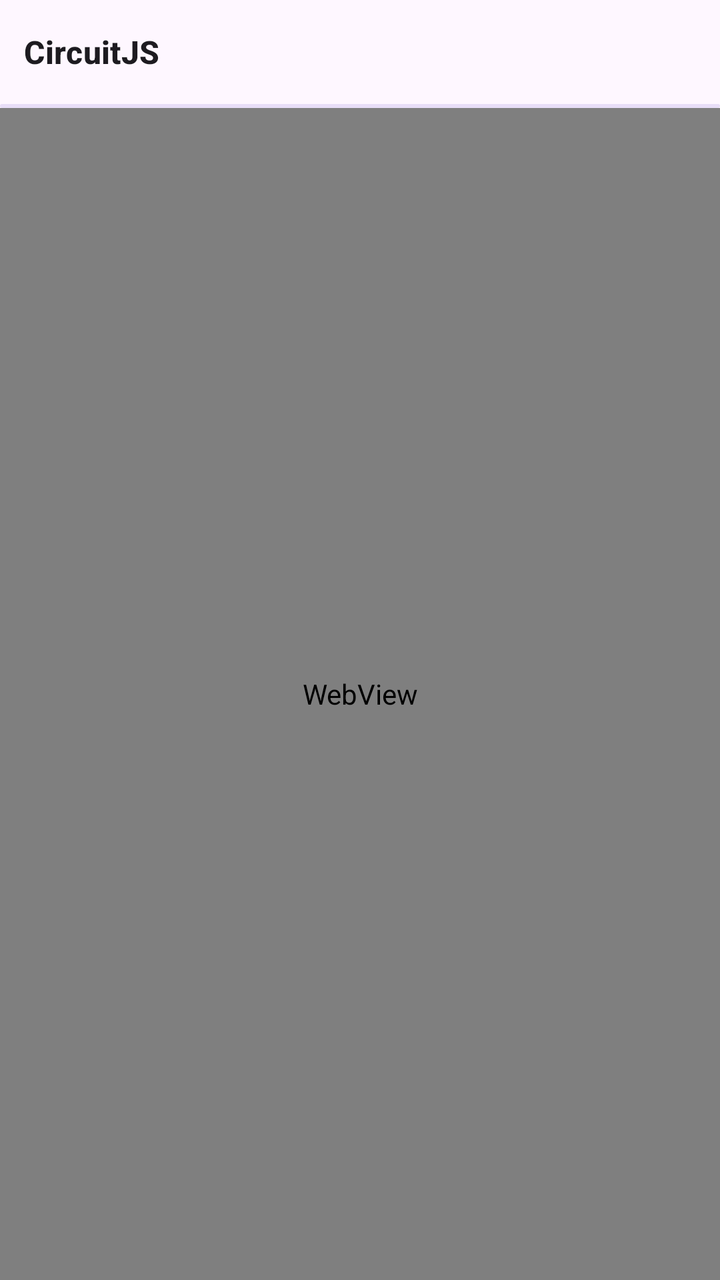
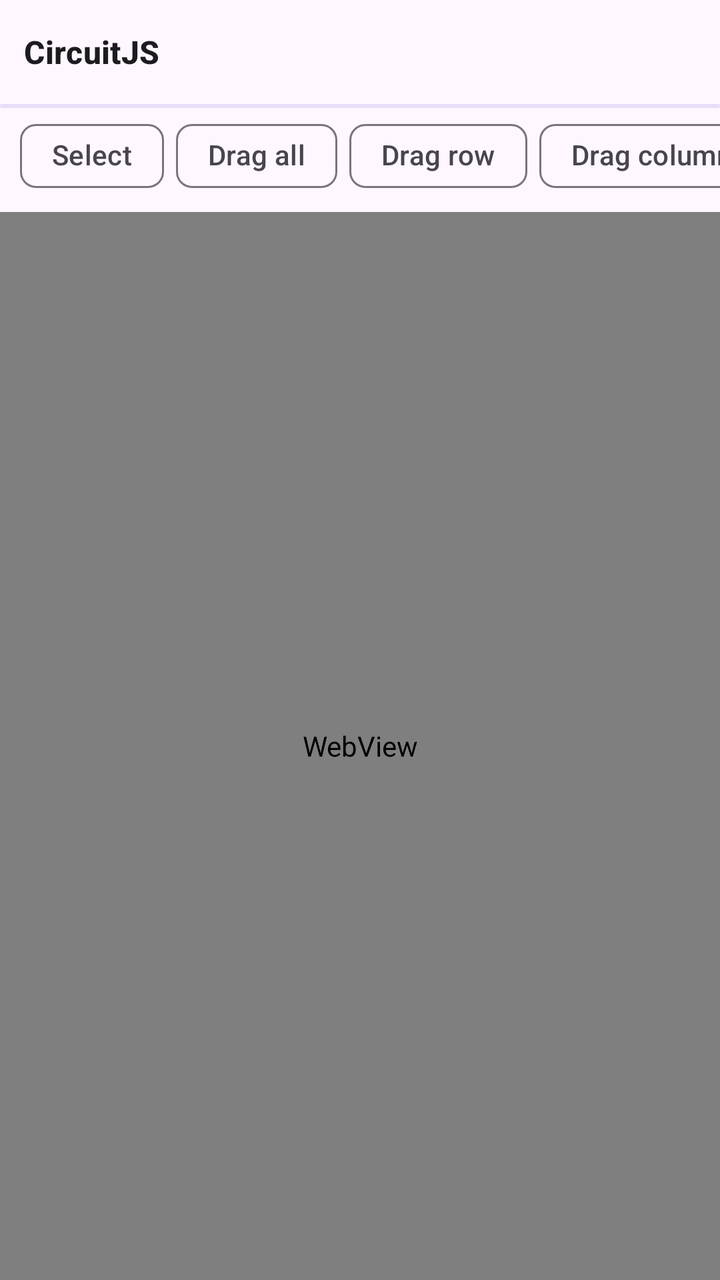

The first picture is an Android layout as it rendered before a commit; the second is the same layout after the commit. The layout source and the unified diff follow.
<!-- AndroidManifest.xml: application theme Theme.CircuitJS -->
<!-- res/layout/activity_main.xml -->
<?xml version="1.0" encoding="utf-8"?>
<LinearLayout xmlns:android="http://schemas.android.com/apk/res/android"
    xmlns:app="http://schemas.android.com/apk/res-auto"
    android:id="@+id/root"
    android:layout_width="match_parent"
    android:layout_height="match_parent"
    android:background="?attr/colorSurface"
    android:orientation="vertical">

    <com.google.android.material.appbar.MaterialToolbar
        android:id="@+id/toolbar"
        android:layout_width="match_parent"
        android:layout_height="52dp"
        app:title="@string/app_name" />

    <com.google.android.material.progressindicator.LinearProgressIndicator
        android:id="@+id/progress"
        android:layout_width="match_parent"
        android:layout_height="wrap_content"
        android:indeterminate="true"
        app:trackThickness="2dp" />

    <WebView
        android:id="@+id/webView"
        android:layout_width="match_parent"
        android:layout_height="0dp"
        android:layout_weight="1" />
</LinearLayout>
<!-- resources referenced by this layout -->
<resources>
  <string name="app_name">CircuitJS</string>
  <style name="Theme.CircuitJS" parent="Theme.Material3.DayNight.NoActionBar">
          <item name="colorPrimary">@color/brand</item>
          <item name="android:windowBackground">?attr/colorSurface</item>
          <item name="android:statusBarColor">@android:color/transparent</item>
          <item name="android:navigationBarColor">@android:color/transparent</item>
          <item name="toolbarStyle">@style/Widget.CircuitJS.Toolbar</item>
          <item name="shapeAppearanceMediumComponent">@style/ShapeAppearance.CircuitJS.Medium</item>
      </style>
  <color name="brand">#0E7490</color>
  <style name="Widget.CircuitJS.Toolbar" parent="Widget.Material3.Toolbar">
          <item name="android:background">?attr/colorSurface</item>
          <item name="titleTextAppearance">@style/TextAppearance.CircuitJS.Title</item>
          <item name="titleMarginStart">4dp</item>
          <item name="contentInsetStart">12dp</item>
          <item name="android:elevation">0dp</item>
      </style>
  <style name="ShapeAppearance.CircuitJS.Medium" parent="ShapeAppearance.Material3.MediumComponent">
          <item name="cornerFamily">rounded</item>
          <item name="cornerSize">16dp</item>
      </style>
  <style name="TextAppearance.CircuitJS.Title" parent="TextAppearance.Material3.TitleMedium">
          <item name="android:textStyle">bold</item>
          <item name="android:maxLines">1</item>
          <item name="android:ellipsize">end</item>
      </style>
</resources>

<!-- the commit's change to res/layout/activity_main.xml (unified diff, before → after) -->
@@ -20,6 +20,51 @@
         android:indeterminate="true"
         app:trackThickness="2dp" />
 
+    <HorizontalScrollView
+        android:id="@+id/moveBar"
+        android:layout_width="match_parent"
+        android:layout_height="wrap_content"
+        android:clipToPadding="false"
+        android:paddingHorizontal="10dp"
+        android:paddingBottom="4dp"
+        android:scrollbars="none">
+
+        <com.google.android.material.chip.ChipGroup
+            android:id="@+id/moveChips"
+            android:layout_width="wrap_content"
+            android:layout_height="wrap_content"
+            app:chipSpacingHorizontal="6dp"
+            app:selectionRequired="true"
+            app:singleLine="true"
+            app:singleSelection="true">
+
+            <com.google.android.material.chip.Chip
+                android:id="@+id/chip_select" style="@style/Widget.Material3.Chip.Filter"
+                android:layout_width="wrap_content" android:layout_height="wrap_content"
+                android:text="@string/tool_select" />
+            <com.google.android.material.chip.Chip
+                android:id="@+id/chip_dragall" style="@style/Widget.Material3.Chip.Filter"
+                android:layout_width="wrap_content" android:layout_height="wrap_content"
+                android:text="@string/drag_all" />
+            <com.google.android.material.chip.Chip
+                android:id="@+id/chip_dragrow" style="@style/Widget.Material3.Chip.Filter"
+                android:layout_width="wrap_content" android:layout_height="wrap_content"
+                android:text="@string/drag_row" />
+            <com.google.android.material.chip.Chip
+                android:id="@+id/chip_dragcol" style="@style/Widget.Material3.Chip.Filter"
+                android:layout_width="wrap_content" android:layout_height="wrap_content"
+                android:text="@string/drag_col" />
+            <com.google.android.material.chip.Chip
+                android:id="@+id/chip_dragsel" style="@style/Widget.Material3.Chip.Filter"
+                android:layout_width="wrap_content" android:layout_height="wrap_content"
+                android:text="@string/drag_sel" />
+            <com.google.android.material.chip.Chip
+                android:id="@+id/chip_dragpost" style="@style/Widget.Material3.Chip.Filter"
+                android:layout_width="wrap_content" android:layout_height="wrap_content"
+                android:text="@string/drag_post" />
+        </com.google.android.material.chip.ChipGroup>
+    </HorizontalScrollView>
+
     <WebView
         android:id="@+id/webView"
         android:layout_width="match_parent"
<!-- resource entries referenced after the edit -->
@@ -1,6 +1,12 @@
 <!-- resources referenced by this layout -->
 <resources>
   <string name="app_name">CircuitJS</string>
+  <string name="drag_all">Drag all</string>
+  <string name="drag_col">Drag column</string>
+  <string name="drag_post">Drag post</string>
+  <string name="drag_row">Drag row</string>
+  <string name="drag_sel">Drag selected</string>
+  <string name="tool_select">Select</string>
   <style name="Theme.CircuitJS" parent="Theme.Material3.DayNight.NoActionBar">
           <item name="colorPrimary">@color/brand</item>
           <item name="android:windowBackground">?attr/colorSurface</item>
